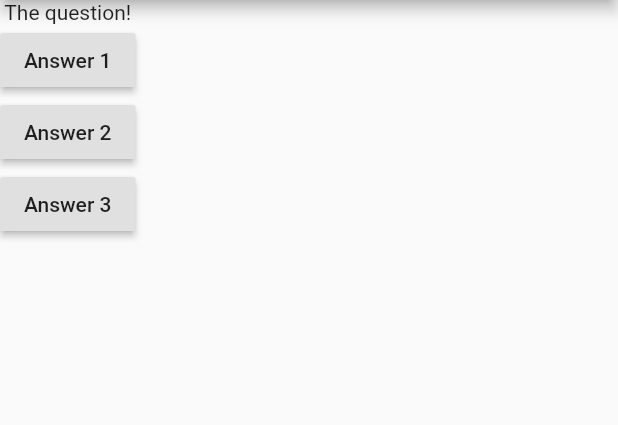
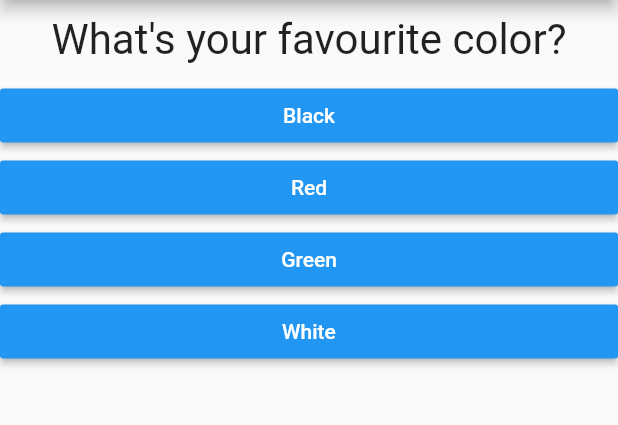
Before and after one commit to talhaSaqib/Flutter-Academind-Practice, a Flutter app: the screen it shows after launch, on a phone screen of 412 x 824 dp, the part 84-509 px from its top. Run offline on Flutter 3.47's test engine with Material 2 defaults, Android fonts, the phone set to English and light mode, and no system bars.

Commit message:
video #40

```diff
--- /dev/null
+++ b/Practice Projects/first_app/lib/answer.dart
@@ -0,0 +1,20 @@
+import 'package:flutter/material.dart';
+
+class Answer extends StatelessWidget {
+  final Function _selectHandler;
+  final String _answerText;
+
+  Answer(this._selectHandler, this._answerText);
+
+  @override
+  Widget build(BuildContext context) {
+    return Container(
+      width: double.infinity,
+      child: RaisedButton(
+          color: Colors.blue,
+          textColor: Colors.white,
+          child: Text(_answerText),
+          onPressed: _selectHandler),
+    );
+  }
+}
--- a/Practice Projects/first_app/lib/main.dart
+++ b/Practice Projects/first_app/lib/main.dart
@@ -1,12 +1,41 @@
 import 'package:flutter/material.dart';
+
+import './question.dart';
+import './answer.dart';
 
 void main() {
   runApp(MyApp());
 }
 
-class MyApp extends StatelessWidget {
-  void answerQuestion() {
-    print('Answer chosen!');
+class MyApp extends StatefulWidget {
+  @override
+  State<StatefulWidget> createState() {
+    return _MyAppState();
+  }
+}
+
+class _MyAppState extends State<MyApp> {
+  var _questionIndex = 0;
+  final questions = const [
+    {
+      'questionText': "What's your favourite color?",
+      'answers': ['Black', 'Red', 'Green', 'White'],
+    },
+    {
+      'questionText': "What's your favourite animal?",
+      'answers': ['Rabbit', 'Snake', 'Kangroo', 'Lion'],
+    },
+    {
+      'questionText': "Who's your favourite instructor?",
+      'answers': ['Max', 'Mike', 'Paula', 'John'],
+    },
+  ];
+
+  void _answerQuestion() {
+    setState(() {
+      _questionIndex = _questionIndex + 1;
+    });
+    if (_questionIndex < questions.length) {}
   }
 
   Widget build(BuildContext context) {
@@ -15,14 +44,17 @@ class MyApp extends StatelessWidget {
         appBar: AppBar(
           title: Text('My First App'),
         ),
-        body: Column(
-          children: <Widget>[
-            Text('The question!'),
-            RaisedButton(child: Text('Answer 1'), onPressed: answerQuestion),
-            RaisedButton(child: Text('Answer 2'), onPressed: answerQuestion),
-            RaisedButton(child: Text('Answer 3'), onPressed: answerQuestion)
-          ],
-        ),
+        body: _questionIndex < questions.length
+            ? Column(
+                children: <Widget>[
+                  Question(questions[_questionIndex]['questionText']),
+                  ...(questions[_questionIndex]['answers'] as List<String>)
+                      .map((answer) {
+                    return Answer(_answerQuestion, answer);
+                  }).toList()
+                ],
+              )
+            : Center(child: Text('You did it!')),
       ),
     );
   }
--- /dev/null
+++ b/Practice Projects/first_app/lib/question.dart
@@ -0,0 +1,20 @@
+import 'package:flutter/material.dart';
+
+class Question extends StatelessWidget {
+  final String _questionText;
+
+  Question(this._questionText);
+
+  @override
+  Widget build(BuildContext context) {
+    return Container(
+      width: double.infinity,
+      margin: EdgeInsets.all(10),
+      child: Text(
+        _questionText,
+        style: TextStyle(fontSize: 28),
+        textAlign: TextAlign.center,
+      ),
+    );
+  }
+}
```
Also changed, not shown: 2 other files.
